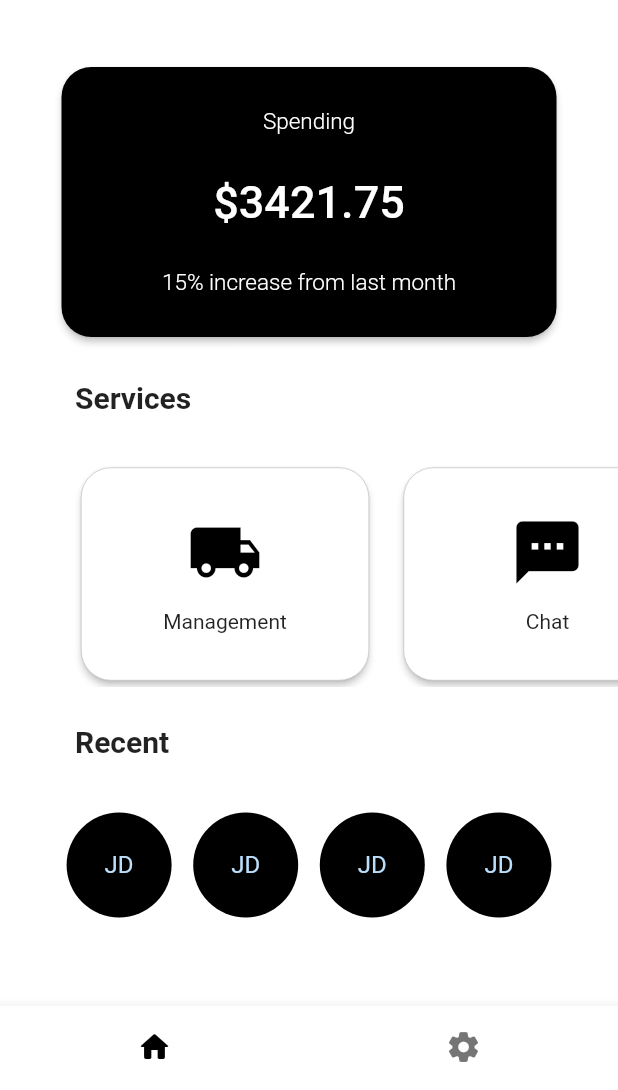
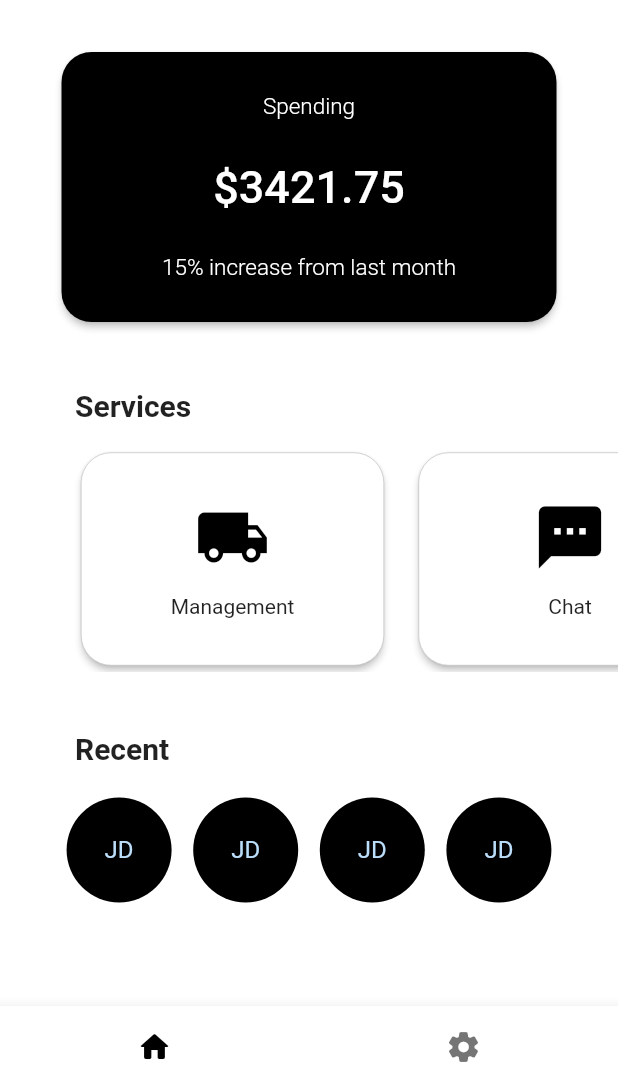
Before and after one commit to torrizing/google-ignite-22-group2, a Flutter app: the screen it shows after launch, on a phone screen of 412 x 824 dp, the part 146-1236 px from its top. Run offline on Flutter 3.47's test engine with Material 2 defaults, Android fonts, the phone set to English and light mode, and no system bars; our stand-ins replace equatable, google_maps_flutter.

Commit message:
fixed css styles

```diff
--- a/lib/pages/home_page.dart
+++ b/lib/pages/home_page.dart
@@ -33,13 +33,13 @@
           crossAxisAlignment: CrossAxisAlignment.center,
           children: [
             Container(
-                padding: const EdgeInsets.only(bottom: 40),
+                padding: const EdgeInsets.only(bottom: 30),
                 child: const Text(
                   "Hey, Food Bank!",
                   style: TextStyle(fontWeight: FontWeight.bold, fontSize: 25),
                 )),
             Container(
-                padding: const EdgeInsets.only(bottom: 40),
+                padding: const EdgeInsets.only(bottom: 30),
                 child: (InkWell(
                   splashColor: Colors.blue.withAlpha(30),
                   onTap: () {
--- a/lib/parent_component.dart
+++ b/lib/parent_component.dart
@@ -27,7 +27,7 @@
       backgroundColor: Colors.white,
       appBar: AppBar(
           title: const Text(
-            'Hey, Food Bank!',
+            '',
             style: TextStyle(color: Colors.transparent),
           ),
           elevation: 0,
--- a/lib/reusable_widgets/card_widget.dart
+++ b/lib/reusable_widgets/card_widget.dart
@@ -15,7 +15,7 @@
   @override
   Widget build(BuildContext context) {
     return SizedBox(
-        width: 200.0,
+        width: 210.0,
         child: Card(
             elevation: 2,
             shape: RoundedRectangleBorder(
--- a/lib/reusable_widgets/label_widget.dart
+++ b/lib/reusable_widgets/label_widget.dart
@@ -7,7 +7,7 @@
   @override
   Widget build(BuildContext context) {
     return Container(
-        padding: const EdgeInsets.symmetric(horizontal: 50, vertical: 25),
+        padding: const EdgeInsets.only(top: 40, left: 50, bottom: 10),
         child: Row(
           children: [
             Expanded(
```
